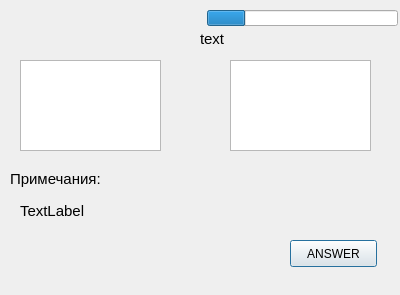
Above: qt_ui/torussian.ui from Laponina/learn_english before the change. Below: the same form after it.
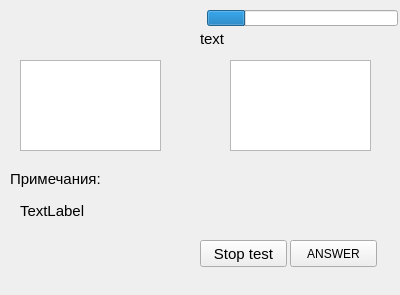
That is the form after the change.

Diff of the .ui file:
```diff
--- a/qt_ui/torussian.ui
+++ b/qt_ui/torussian.ui
@@ -28,6 +28,9 @@
    <property name="cursor">
     <cursorShape>ArrowCursor</cursorShape>
    </property>
+   <property name="focusPolicy">
+    <enum>Qt::NoFocus</enum>
+   </property>
    <property name="text">
     <string>ANSWER</string>
    </property>
@@ -159,6 +162,27 @@
     <string/>
    </property>
   </widget>
+  <widget class="QPushButton" name="buttonSTOP">
+   <property name="geometry">
+    <rect>
+     <x>200</x>
+     <y>240</y>
+     <width>87</width>
+     <height>27</height>
+    </rect>
+   </property>
+   <property name="font">
+    <font>
+     <pointsize>11</pointsize>
+    </font>
+   </property>
+   <property name="focusPolicy">
+    <enum>Qt::NoFocus</enum>
+   </property>
+   <property name="text">
+    <string>Stop test</string>
+   </property>
+  </widget>
  </widget>
  <resources/>
  <connections/>
```
